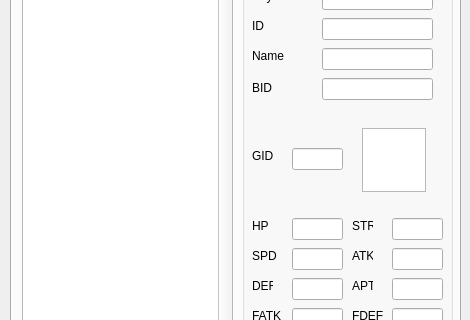
Old version of the form RES/TOOLS/enemyeditor.ui in the repository Damaniel/SLAC; both pictures show x 0 to 470 and y 88 to 408 of the 470 by 634 pixel window.
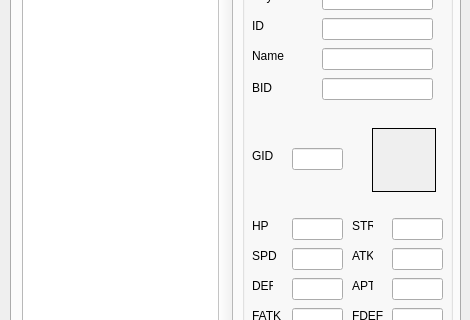
New version of the form.

Commit message: Added bitmap update; fixed bitmap offset

Patch:
```diff
--- a/RES/TOOLS/enemyeditor.ui
+++ b/RES/TOOLS/enemyeditor.ui
@@ -579,15 +579,24 @@
         <string>Key</string>
        </property>
       </widget>
-      <widget class="QGraphicsView" name="EnemyTile">
+      <widget class="QLabel" name="EnemyBitmap">
        <property name="geometry">
         <rect>
-         <x>120</x>
+         <x>130</x>
          <y>170</y>
          <width>64</width>
          <height>64</height>
         </rect>
        </property>
+       <property name="autoFillBackground">
+        <bool>true</bool>
+       </property>
+       <property name="frameShape">
+        <enum>QFrame::Shape::Box</enum>
+       </property>
+       <property name="text">
+        <string/>
+       </property>
       </widget>
      </widget>
      <widget class="QPushButton" name="EnemyAddButton">
```
Left out of the diff: 1 changed line with no effect on the pictures. The commit also changes 3 other files.
